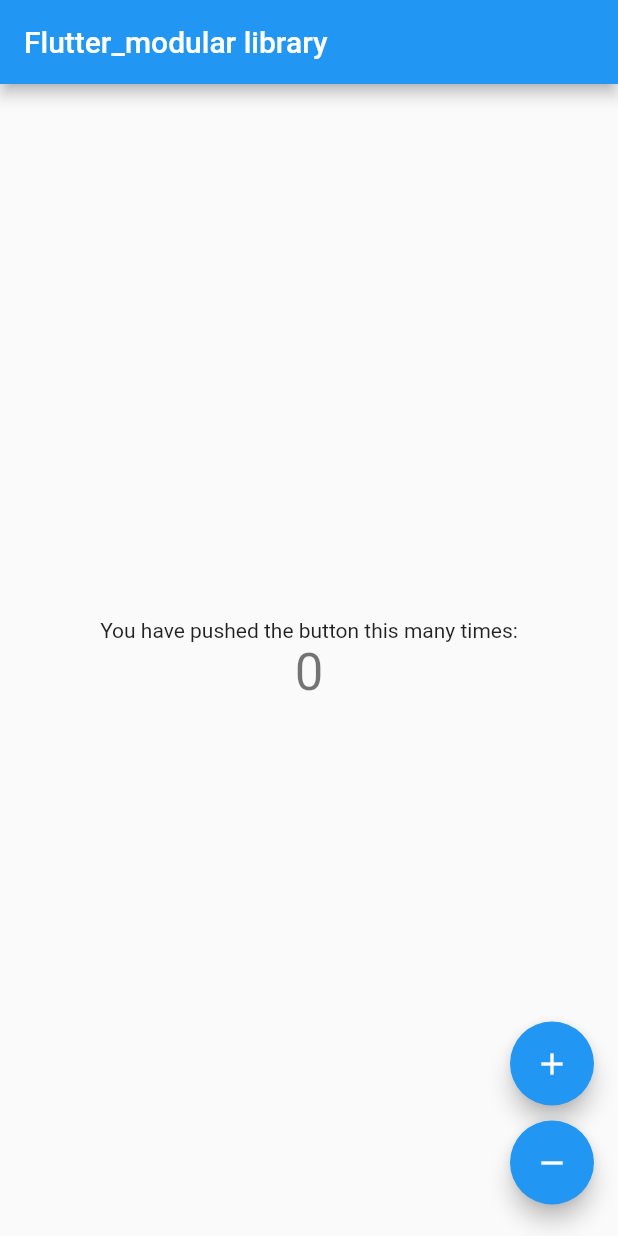
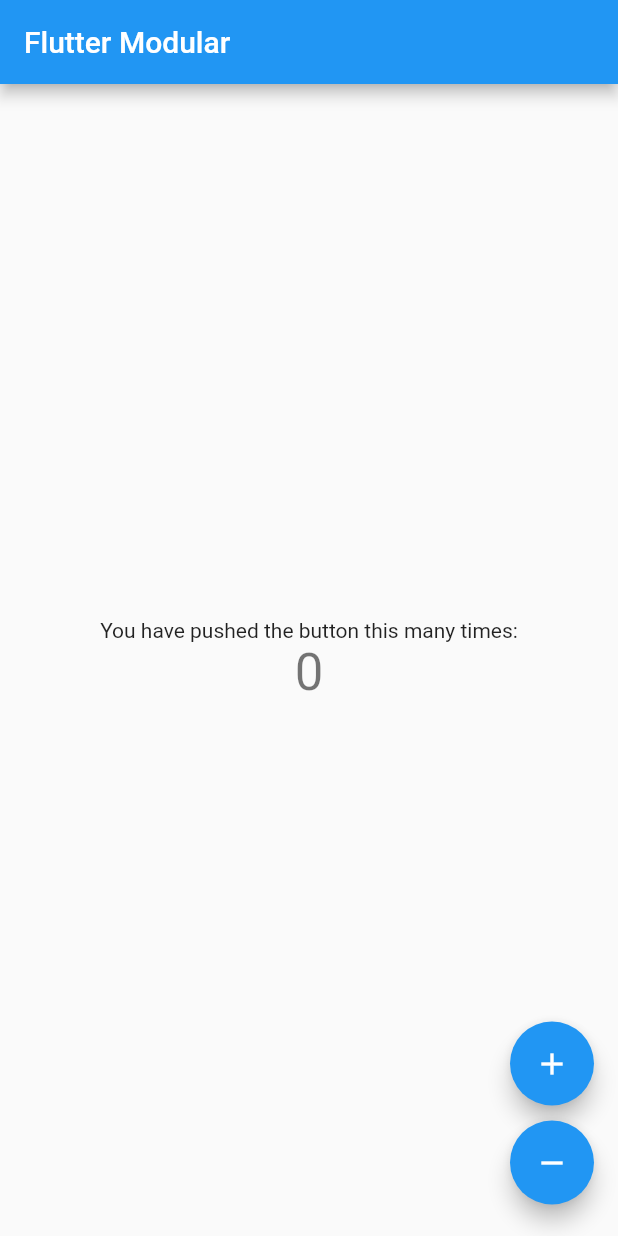
Before and after one commit to putrautama007/flutter_modular_simple, a Flutter app: the screen it shows after launch, on a phone screen of 412 x 824 dp. Run offline on Flutter 3.47's test engine with Material 2 defaults, Android fonts, the phone set to English and light mode, and no system bars; our stand-ins replace equatable, flutter_bloc, flutter_modular.

Commit message:
feat(flutter-modular-simple): change appbar title

```diff
--- a/counter_module/lib/page/my_home_page.dart
+++ b/counter_module/lib/page/my_home_page.dart
@@ -18,7 +18,7 @@ class _MyHomePageState extends State<MyHomePage> {
       child: BlocBuilder<CounterBloc, CounterState>(builder: (context, state) {
         return Scaffold(
           appBar: AppBar(
-            title: Text("Flutter_modular library"),
+            title: Text("Flutter Modular"),
           ),
           body: Center(
             child: Column(
```
